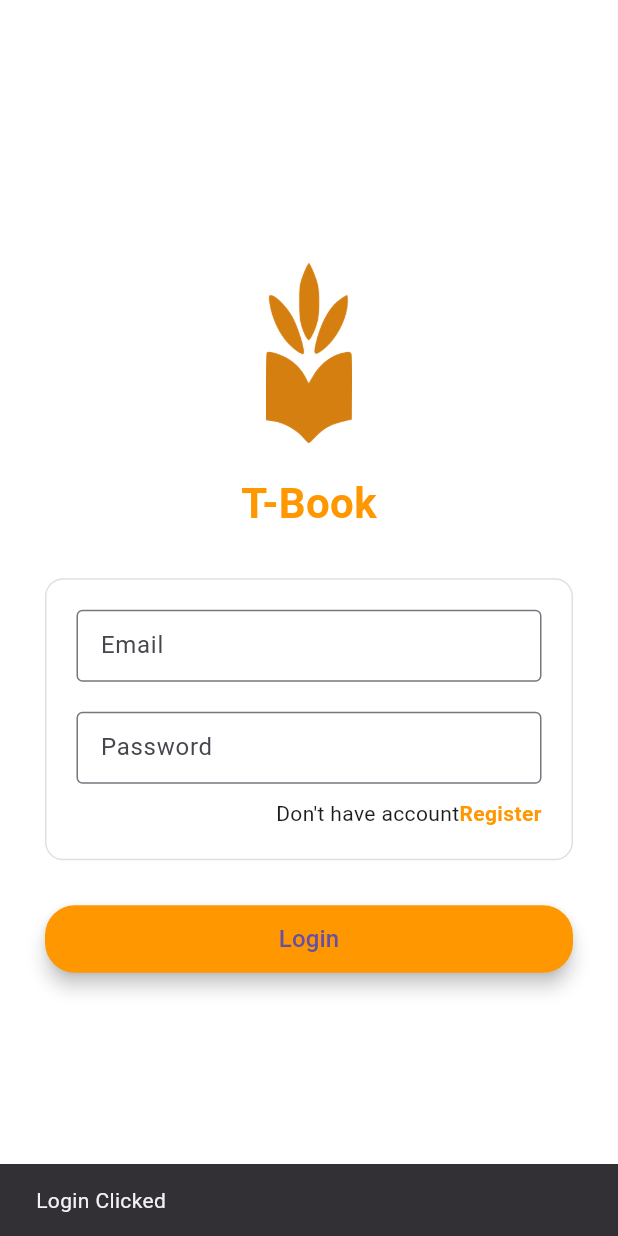
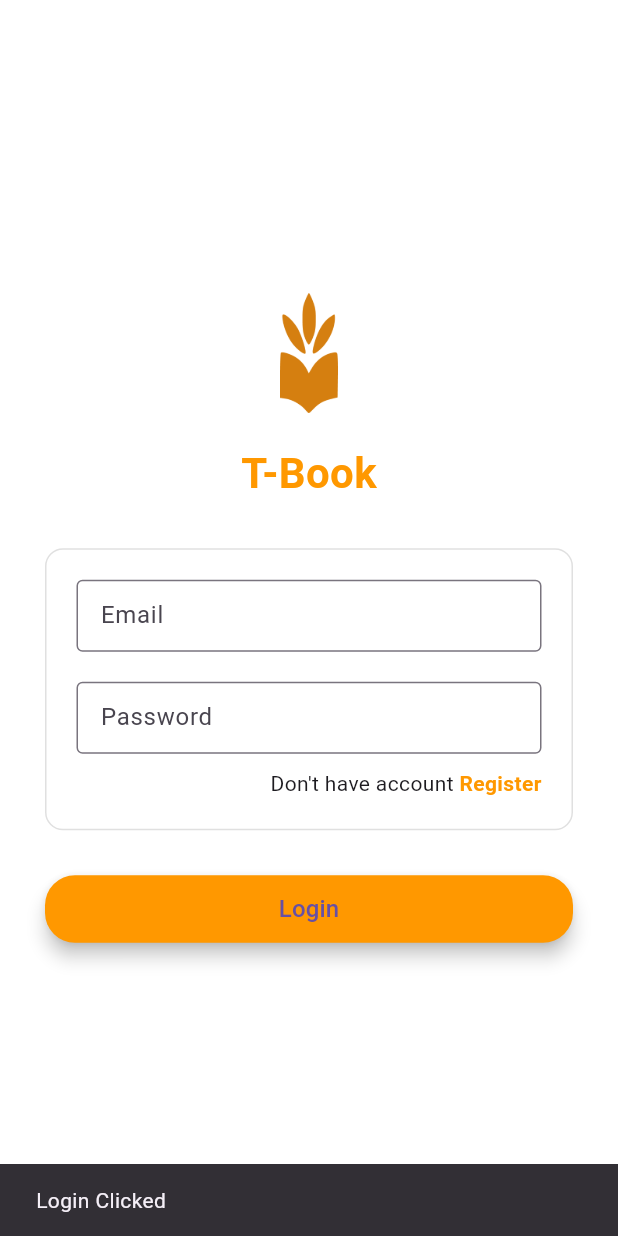
Before and after one commit to shiazza/perpustakaan-sekolah-mobile, a Flutter app: the screen it shows after launch, after a tap on "Login", on a phone screen of 412 x 824 dp. Run offline on Flutter 3.47's test engine with Material 3 defaults, Android fonts, the phone set to English and light mode, and no system bars.

Commit message:
Add little animation

```diff
--- a/lib/login_page.dart
+++ b/lib/login_page.dart
@@ -1,6 +1,5 @@
 import 'package:flutter/material.dart';
 import 'register_page.dart';
-
 
 class LoginPage extends StatelessWidget {
   const LoginPage({super.key});
@@ -16,18 +15,26 @@ class LoginPage extends StatelessWidget {
             child: Column(
               mainAxisAlignment: MainAxisAlignment.center,
               children: [
-                // logo
-                Image.asset(
+                Hero(
+                  tag: "logo",
+                  child: Image.asset(
                     'assets/t_book_logo.png',
-                  height: 120,
+                    height: 80,
+                  ),
                 ),
                 const SizedBox(height: 20),
-                const Text(
+                const Hero(
+                  tag: "title",
+                  child: Material(
+                    color: Colors.transparent,
+                    child: Text(
                       'T-Book',
                       style: TextStyle(
                         fontSize: 28,
                         fontWeight: FontWeight.bold,
                         color: Colors.orange,
+                      ),
+                    ),
                   ),
                 ),
                 const SizedBox(height: 30),
@@ -42,7 +49,7 @@ class LoginPage extends StatelessWidget {
                   child: Column(
                     children: [
                       TextField(
-                        decoration: InputDecoration(
+                        decoration: const InputDecoration(
                           labelText: 'Email',
                           border: OutlineInputBorder(),
                           isDense: true,
@@ -51,7 +58,7 @@ class LoginPage extends StatelessWidget {
                       const SizedBox(height: 20),
                       TextField(
                         obscureText: true,
-                        decoration: InputDecoration(
+                        decoration: const InputDecoration(
                           labelText: 'Password',
                           border: OutlineInputBorder(),
                           isDense: true,
@@ -61,12 +68,27 @@ class LoginPage extends StatelessWidget {
                       Row(
                         mainAxisAlignment: MainAxisAlignment.end,
                         children: [
-                          const Text("Don't have account"),
+                          const Text("Don't have account "),
                           GestureDetector(
                             onTap: () {
-                              Navigator.push(
-                                context,
-                                MaterialPageRoute(builder: (context) => const RegisterPage()),
+                              Navigator.of(context).push(
+                                PageRouteBuilder(
+                                  transitionDuration:
+                                      const Duration(milliseconds: 600),
+                                  pageBuilder: (context, animation,
+                                          secondaryAnimation) =>
+                                      const RegisterPage(),
+                                  transitionsBuilder: (context, animation,
+                                      secondaryAnimation, child) {
+                                    final fade = Tween(
+                                            begin: 0.0, end: 1.0)
+                                        .animate(animation);
+                                    return FadeTransition(
+                                      opacity: fade,
+                                      child: child,
+                                    );
+                                  },
+                                ),
                               );
                             },
                             child: const Text(
@@ -98,7 +120,6 @@ class LoginPage extends StatelessWidget {
                       elevation: 5,
                     ),
                     onPressed: () {
-                        // Logika dari login ada di bagian sini
                       ScaffoldMessenger.of(context).showSnackBar(
                         const SnackBar(content: Text('Login Clicked')),
                       );
--- a/lib/main.dart
+++ b/lib/main.dart
@@ -1,6 +1,7 @@
 import 'package:flutter/material.dart';
 import 'splash_screen.dart';
 import 'screen/home/home.dart';
+import 'login_page.dart';
 
 
 void main() {
@@ -26,7 +27,8 @@
       initialRoute: '/',
       routes: {
         '/': (context) => SplashScreen(),
-         '/home': (context) => HomePage(),
+        '/login': (context) => const LoginPage(),
+        '/home': (context) => HomePage(),
       },
     );
   }
--- a/lib/splash_screen.dart
+++ b/lib/splash_screen.dart
@@ -1,3 +1,4 @@
+// lib/splash_screen.dart
 import 'package:flutter/material.dart';
 import 'dart:async';
 import 'login_page.dart';
@@ -9,40 +10,66 @@ class SplashScreen extends StatefulWidget {
   _SplashScreenState createState() => _SplashScreenState();
 }
 
-class _SplashScreenState extends State<SplashScreen> with SingleTickerProviderStateMixin {
+class _SplashScreenState extends State<SplashScreen>
+    with SingleTickerProviderStateMixin {
   late AnimationController _controller;
-  late Animation<double> _animation;
-  bool _showSecondScreen = false;
+  late Animation<double> _logoScale;    // logo scale bounce
+  late Animation<double> _titleScale;   // title scale (slight)
+  late Animation<double> _titleFade;    // title fade (clamped 0..1)
 
   @override
   void initState() {
     super.initState();
 
-    // Animasi untuk logo dan teks
     _controller = AnimationController(
       vsync: this,
-      duration: const Duration(milliseconds: 1500),
+      duration: const Duration(milliseconds: 1200),
     );
 
-    _animation = CurvedAnimation(
+    // Logo: kuat bounce dari awal (0.0 - 0.8)
+    _logoScale = Tween<double>(begin: 0.7, end: 1.0).animate(
+      CurvedAnimation(
         parent: _controller,
-      curve: Curves.easeOut,
+        curve: const Interval(0.0, 0.8, curve: Curves.elasticOut),
+      ),
     );
 
+    // Title scale: mulai sedikit delay (0.25 - 1.0) dengan easeOutBack
+    _titleScale = Tween<double>(begin: 0.3, end: 1.0).animate(
+      CurvedAnimation(
+        parent: _controller,
+        curve: const Interval(0.1, 0.7, curve: Curves.easeOutBack),
+      ),
+    );
+
+    // Title fade: mulai sedikit delay (0.2 - 1.0) ensure 0..1
+    _titleFade = Tween<double>(begin: 0.0, end: 1.0).animate(
+      CurvedAnimation(
+        parent: _controller,
+        curve: const Interval(0.1, 0.4, curve: Curves.easeIn),
+      ),
+    );
+
+    // start animation
     _controller.forward();
 
-    // Setelah delay, tampilkan layar kedua (oranye)
+    // move to login after 3s (kecepatan transisi fade 0.8s kamu minta sebelumnya;
+    // di sini route fade duration 500ms — feel free to adjust)
     Timer(const Duration(seconds: 3), () {
-      setState(() {
-        _showSecondScreen = true;
-      });
-
-      // Navigasi ke halaman login setelah animasi selesai
-      Timer(const Duration(seconds: 2), () {
       Navigator.of(context).pushReplacement(
-          MaterialPageRoute(builder: (context) => const LoginPage()),
+        PageRouteBuilder(
+          transitionDuration: const Duration(milliseconds: 500),
+          pageBuilder: (context, animation, secondaryAnimation) =>
+              const LoginPage(),
+          transitionsBuilder: (context, animation, secondaryAnimation, child) {
+            // safe fade 0..1
+            return FadeTransition(
+              opacity: animation.drive(Tween(begin: 0.0, end: 1.0)),
+              child: child,
             );
-      });
+          },
+        ),
+      );
     });
   }
 
@@ -52,37 +79,47 @@ class _SplashScreenState extends State<SplashScreen> with SingleTickerProviderSt
     super.dispose();
   }
 
-  @override
-  Widget build(BuildContext context) {
-    return AnimatedCrossFade(
-      duration: const Duration(milliseconds: 800),
-      firstChild: _buildFirstScreen(),
-      secondChild: _buildSecondScreen(),
-      crossFadeState: _showSecondScreen
-          ? CrossFadeState.showSecond
-          : CrossFadeState.showFirst,
+  Widget _buildLogo() {
+    return Hero(
+      tag: "logo",
+      child: AnimatedBuilder(
+        animation: _logoScale,
+        builder: (context, child) {
+          // scale is guaranteed between 0.7..1.0
+          return Transform.scale(
+            scale: _logoScale.value,
+            child: child,
           );
-  }
-
-  Widget _buildFirstScreen() {
-    return Scaffold(
-      backgroundColor: Colors.white,
-      body: Center(
-        child: Column(
-          mainAxisAlignment: MainAxisAlignment.center,
-          children: [
-            ScaleTransition(
-              scale: _animation,
+        },
         child: Image.asset(
           'assets/t_book_logo.png',
           width: 120,
           height: 120,
         ),
       ),
-            const SizedBox(height: 20),
-            FadeTransition(
-              opacity: _animation,
-              child: const Text(
+    );
+  }
+
+  Widget _buildTitle() {
+    return Hero(
+      tag: "title",
+      child: AnimatedBuilder(
+        animation: Listenable.merge([_titleScale, _titleFade]),
+        builder: (context, child) {
+          // titleScale in 0.85..1 and titleFade in 0..1
+          final scale = _titleScale.value;
+          final opacity = _titleFade.value.clamp(0.0, 1.0);
+          return Opacity(
+            opacity: opacity,
+            child: Transform.scale(
+              scale: scale,
+              child: child,
+            ),
+          );
+        },
+        child: const Material(
+          color: Colors.transparent,
+          child: Text(
             'T-Book',
             style: TextStyle(
               fontSize: 32,
@@ -91,16 +128,26 @@ class _SplashScreenState extends State<SplashScreen> with SingleTickerProviderSt
             ),
           ),
         ),
+      ),
+    );
+  }
+
+  @override
+  Widget build(BuildContext context) {
+    return Scaffold(
+      body: Container(
+        color: Colors.white,
+        child: Center(
+          child: Column(
+            mainAxisAlignment: MainAxisAlignment.center,
+            children: [
+              _buildLogo(),
+              const SizedBox(height: 20),
+              _buildTitle(),
             ],
+          ),
         ),
       ),
     );
   }
-
-  Widget _buildSecondScreen() {
-    return Scaffold(
-      backgroundColor: const Color(0xFFF4A261),
-      body: Container(),
-    );
 }
-}
```
Lines whose indentation alone changed are shown as unchanged.
